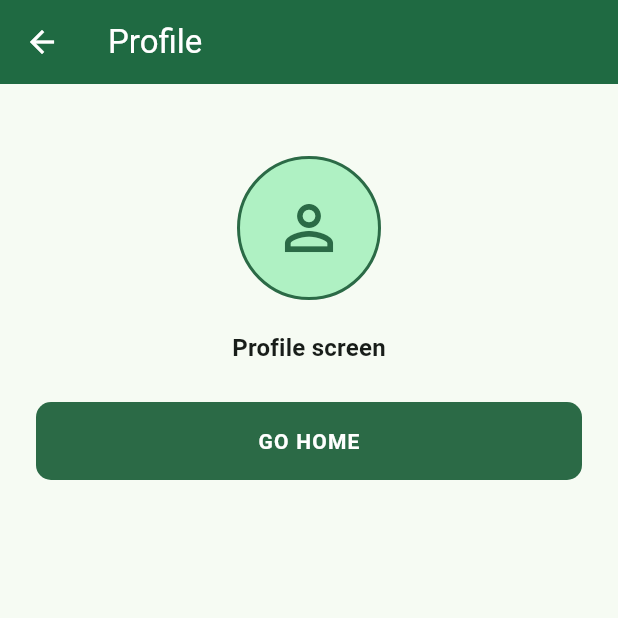
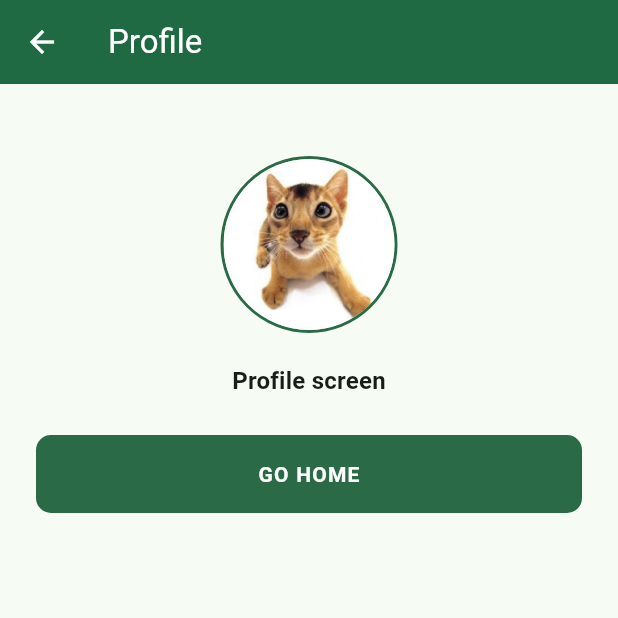
Before and after one commit to Isaging/dcit26-compilation, a Flutter app: the ProfileScreen screen opened directly, on a phone screen of 412 x 824 dp, the top half of it. Run offline on Flutter 3.47's test engine with Material 3 defaults, Android fonts, the phone set to English and light mode, and no system bars; accounts and stored records are empty.

Commit message:
nilagyan lang ng picture ang lab 5

```diff
--- a/lab5_navigation/lib/screens/profile_screen.dart
+++ b/lab5_navigation/lib/screens/profile_screen.dart
@@ -19,8 +19,8 @@ class ProfileScreen extends StatelessWidget {
             const SizedBox(height: 24),
             Center(
               child: Container(
-                width: 96,
-                height: 96,
+                width: 118,
+                height: 118,
                 decoration: BoxDecoration(
                   shape: BoxShape.circle,
                   color: colorScheme.primaryContainer,
@@ -29,10 +29,10 @@ class ProfileScreen extends StatelessWidget {
                     width: 2,
                   ),
                 ),
-                child: Icon(
-                  Icons.person_outline,
-                  size: 48,
-                  color: colorScheme.primary,
+                child: ClipOval(
+                  child: Image.asset(
+                    'assets/cat.jpg'
+                  ),
                 ),
               ),
             ),
--- a/lab5_navigation/pubspec.yaml
+++ b/lab5_navigation/pubspec.yaml
@@ -18,3 +18,5 @@ dev_dependencies:
 
 flutter:
   uses-material-design: true
+  assets:
+    - assets/
```
Also changed, not shown: lab5_navigation/assets/cat.jpg (added).
